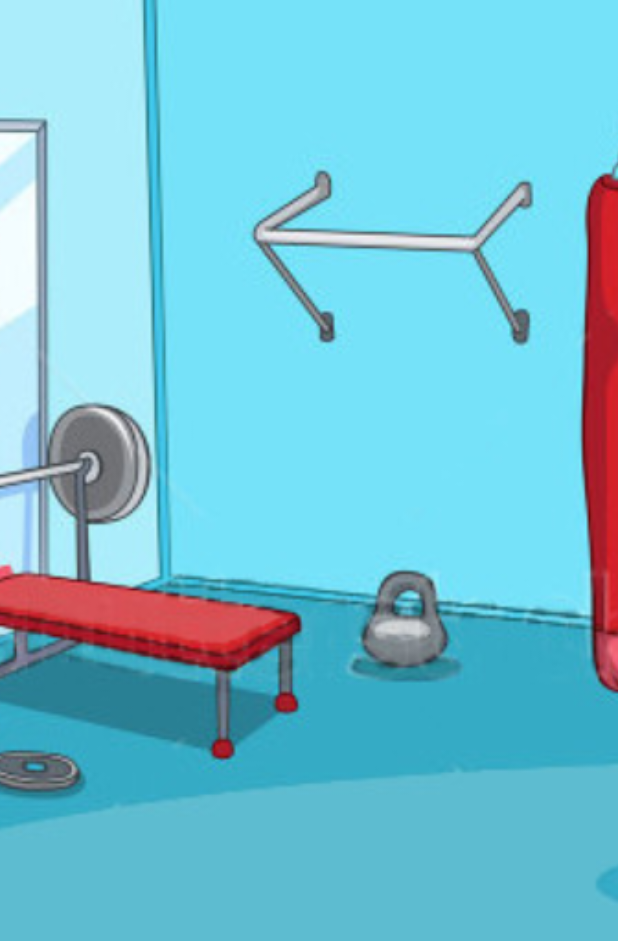
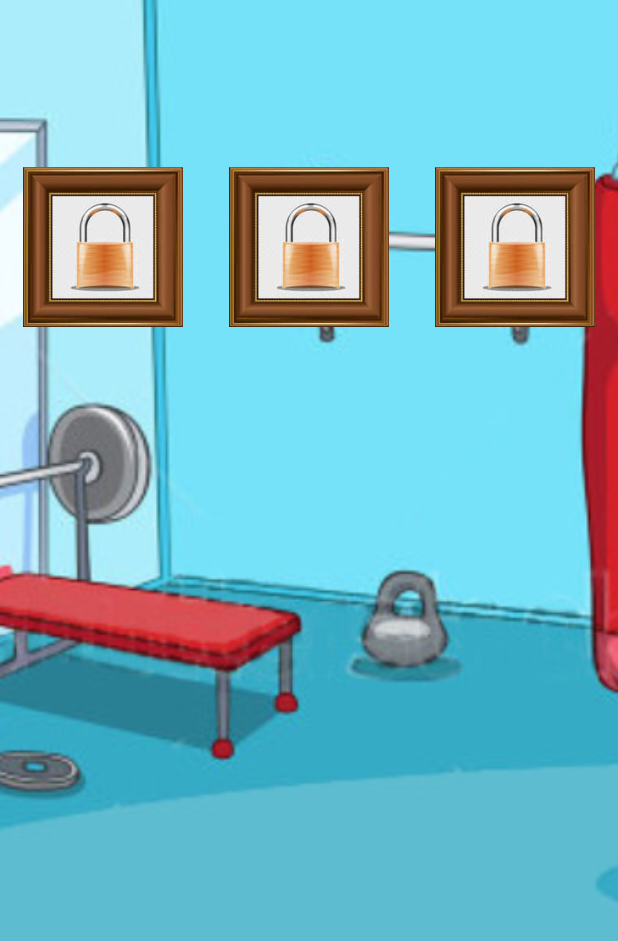
Before and after one commit to johanpicard/squirrel-saga, an Android app: the layout fragment_vue_force.xml on its own in the app's theme, with its tools: preview values and no code run, on a phone screen of 412 x 824 dp. Shown: the top 941 px of the screen. Run offline under Robolectric (Android 15) with nearby library versions, the phone set to English and light mode, and no system bars.

Commit message:
Ajout des images cadenas dans les 3 salles

```diff
--- a/app/src/main/res/layout/fragment_vue_force.xml
+++ b/app/src/main/res/layout/fragment_vue_force.xml
@@ -11,4 +11,32 @@
         android:id="@+id/Background_force"
         android:src="@drawable/salle_gym"
     />
+
+    <LinearLayout
+        android:layout_width="match_parent"
+        android:layout_height="match_parent"
+        android:orientation="vertical"
+        android:weightSum="5" >
+            <LinearLayout
+                android:id="@+id/out"
+                android:weightSum="3"
+                android:layout_weight="2"
+                android:layout_width="fill_parent"
+                android:orientation="horizontal"
+                android:layout_height="0px" >
+            <ImageView
+                android:src="@drawable/cadenas"
+                android:id="@+id/image1"
+                style="@style/cadenasStyle" />
+            <ImageView
+                android:src="@drawable/cadenas"
+                android:id="@+id/image2"
+                style="@style/cadenasStyle" />
+            <ImageView
+                android:src="@drawable/cadenas"
+                android:id="@+id/image3"
+                style="@style/cadenasStyle" />
+        </LinearLayout>
+    </LinearLayout>
+
 </RelativeLayout>
--- a/app/src/main/res/values/dimens.xml
+++ b/app/src/main/res/values/dimens.xml
@@ -1,7 +1,7 @@
 <resources>
     <!-- Default screen margins, per the Android Design guidelines. -->
-    <dimen name="activity_horizontal_margin">16dp</dimen>
-    <dimen name="activity_vertical_margin">16dp</dimen>
+    <dimen name="activity_horizontal_margin">0dp</dimen>
+    <dimen name="activity_vertical_margin">0dp</dimen>
     <dimen name="button_padding">8dp</dimen>
     <dimen name="button_padding_petit">5dp</dimen>
     <dimen name="corner_radius">10dp</dimen>
--- a/app/src/main/res/values/styles.xml
+++ b/app/src/main/res/values/styles.xml
@@ -53,6 +53,7 @@
         <item name="android:shadowDy">1</item>
         <item name="android:shadowRadius">1</item>
         <item name="android:lineSpacingMultiplier">0.90</item>
+        <item name="android:padding">5dp</item>
     </style>
 
     <style name="titleStripStyle">
@@ -64,4 +65,13 @@
         <item name="android:background">#3a3a3a</item>
     </style>
 
+    <style name="cadenasStyle">
+        <item name="android:layout_width">0px</item>
+        <item name="android:layout_height">fill_parent</item>
+        <item name="android:layout_weight">1</item>
+        <item name="android:background">@null</item>
+        <item name="android:scaleType">fitCenter</item>
+        <item name="android:padding">15dp</item>
+    </style>
+
 </resources>
```
Also changed, not shown: app/src/main/res/layout/fragment_vue_intelligence.xml (+27 -0 lines), app/src/main/res/layout/fragment_vue_vitesse.xml (+28 -0 lines), app/src/main/res/drawable/cadenas.jpeg (added), app/src/main/res/drawable/garage.jpg.
